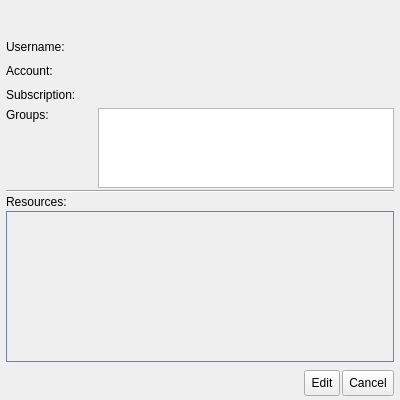
Old version of the form share/skins/default/contactinfo.ui in the repository itds-consulting/yate.
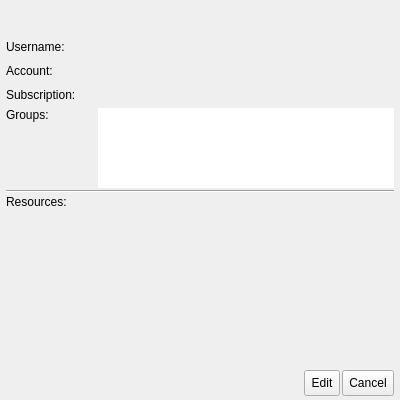
New version of the form. Icons and pictures are not drawn.

Commit message: Added frames to make sure the scroll bar is shown inside widget borders.

```diff
--- a/share/skins/default/contactinfo.ui
+++ b/share/skins/default/contactinfo.ui
@@ -310,7 +310,7 @@
       </widget>
      </item>
      <item>
-      <widget class="QListWidget" name="groups" >
+      <widget class="QFrame" name="frame" >
        <property name="sizePolicy" >
         <sizepolicy vsizetype="Fixed" hsizetype="Expanding" >
          <horstretch>0</horstretch>
@@ -319,7 +319,7 @@
        </property>
        <property name="minimumSize" >
         <size>
-         <width>0</width>
+         <width>16</width>
          <height>80</height>
         </size>
        </property>
@@ -329,12 +329,50 @@
          <height>80</height>
         </size>
        </property>
-       <property name="alternatingRowColors" >
-        <bool>false</bool>
+       <property name="_yate_frame_custom" stdset="0" >
+        <bool>true</bool>
        </property>
-       <property name="selectionMode" >
-        <enum>QAbstractItemView::NoSelection</enum>
-       </property>
+       <layout class="QVBoxLayout" >
+        <property name="spacing" >
+         <number>0</number>
+        </property>
+        <property name="leftMargin" >
+         <number>0</number>
+        </property>
+        <property name="topMargin" >
+         <number>0</number>
+        </property>
+        <property name="rightMargin" >
+         <number>0</number>
+        </property>
+        <property name="bottomMargin" >
+         <number>0</number>
+        </property>
+        <item>
+         <widget class="QListWidget" name="groups" >
+          <property name="sizePolicy" >
+           <sizepolicy vsizetype="Expanding" hsizetype="Expanding" >
+            <horstretch>0</horstretch>
+            <verstretch>0</verstretch>
+           </sizepolicy>
+          </property>
+          <property name="styleSheet" >
+           <string>QListWidget {
+  border: 0px;
+}</string>
+          </property>
+          <property name="frameShape" >
+           <enum>QFrame::StyledPanel</enum>
+          </property>
+          <property name="alternatingRowColors" >
+           <bool>false</bool>
+          </property>
+          <property name="selectionMode" >
+           <enum>QAbstractItemView::NoSelection</enum>
+          </property>
+         </widget>
+        </item>
+       </layout>
       </widget>
      </item>
     </layout>
@@ -385,11 +423,6 @@
        <verstretch>0</verstretch>
       </sizepolicy>
      </property>
-     <property name="styleSheet" >
-      <string>QFrame#frame_resources {
-  border: 1px solid #717fa0;
-}</string>
-     </property>
      <property name="_yate_uiwidget" stdset="0" >
       <bool>true</bool>
      </property>
@@ -413,6 +446,9 @@
        <string>hheader_columns_resize=,fixed</string>
       </stringlist>
      </property>
+     <property name="_yate_frame_custom" stdset="0" >
+      <bool>true</bool>
+     </property>
     </widget>
    </item>
    <item>
```
The commit also changes 6 other files.
